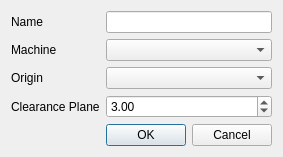
Qt form designer/camo_setup_dialog.ui (JonRob812/CAMOnion) before a commit.
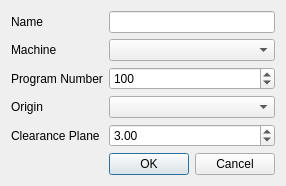
The same form after that commit.

The edit to the form file:
```diff
--- a/designer/camo_setup_dialog.ui
+++ b/designer/camo_setup_dialog.ui
@@ -14,37 +14,14 @@
    <string>Setup</string>
   </property>
   <layout class="QGridLayout" name="gridLayout">
-   <item row="1" column="0">
-    <widget class="QLabel" name="label">
+   <item row="0" column="0">
+    <widget class="QLabel" name="label_3">
      <property name="text">
-      <string>Machine</string>
+      <string>Name</string>
      </property>
     </widget>
    </item>
-   <item row="2" column="0">
-    <widget class="QLabel" name="label_2">
-     <property name="text">
-      <string>Origin</string>
-     </property>
-    </widget>
-   </item>
-   <item row="2" column="2">
-    <widget class="QComboBox" name="origin_combo"/>
-   </item>
-   <item row="1" column="2">
-    <widget class="QComboBox" name="machine_combo"/>
-   </item>
-   <item row="4" column="2">
-    <widget class="QDialogButtonBox" name="buttonBox">
-     <property name="orientation">
-      <enum>Qt::Horizontal</enum>
-     </property>
-     <property name="standardButtons">
-      <set>QDialogButtonBox::Cancel|QDialogButtonBox::Ok</set>
-     </property>
-    </widget>
-   </item>
-   <item row="5" column="2">
+   <item row="6" column="2">
     <spacer name="verticalSpacer">
      <property name="orientation">
       <enum>Qt::Vertical</enum>
@@ -57,17 +34,20 @@
      </property>
     </spacer>
    </item>
+   <item row="5" column="2">
+    <widget class="QDialogButtonBox" name="buttonBox">
+     <property name="orientation">
+      <enum>Qt::Horizontal</enum>
+     </property>
+     <property name="standardButtons">
+      <set>QDialogButtonBox::Cancel|QDialogButtonBox::Ok</set>
+     </property>
+    </widget>
+   </item>
    <item row="0" column="2">
     <widget class="QLineEdit" name="setup_name_input"/>
    </item>
-   <item row="0" column="0">
-    <widget class="QLabel" name="label_3">
-     <property name="text">
-      <string>Name</string>
-     </property>
-    </widget>
-   </item>
-   <item row="3" column="2">
+   <item row="4" column="2">
     <widget class="QDoubleSpinBox" name="clearance_spinbox">
      <property name="singleStep">
       <double>0.100000000000000</double>
@@ -77,13 +57,53 @@
      </property>
     </widget>
    </item>
-   <item row="3" column="0">
+   <item row="4" column="0">
     <widget class="QLabel" name="label_4">
      <property name="text">
       <string>Clearance Plane</string>
      </property>
     </widget>
    </item>
+   <item row="3" column="0">
+    <widget class="QLabel" name="label_2">
+     <property name="text">
+      <string>Origin</string>
+     </property>
+    </widget>
+   </item>
+   <item row="1" column="0">
+    <widget class="QLabel" name="label">
+     <property name="text">
+      <string>Machine</string>
+     </property>
+    </widget>
+   </item>
+   <item row="3" column="2">
+    <widget class="QComboBox" name="origin_combo"/>
+   </item>
+   <item row="1" column="2">
+    <widget class="QComboBox" name="machine_combo"/>
+   </item>
+   <item row="2" column="0">
+    <widget class="QLabel" name="label_5">
+     <property name="text">
+      <string>Program Number</string>
+     </property>
+    </widget>
+   </item>
+   <item row="2" column="2">
+    <widget class="QSpinBox" name="program_number_spinbox">
+     <property name="maximum">
+      <number>7000</number>
+     </property>
+     <property name="singleStep">
+      <number>100</number>
+     </property>
+     <property name="value">
+      <number>100</number>
+     </property>
+    </widget>
+   </item>
   </layout>
  </widget>
  <resources/>
```
